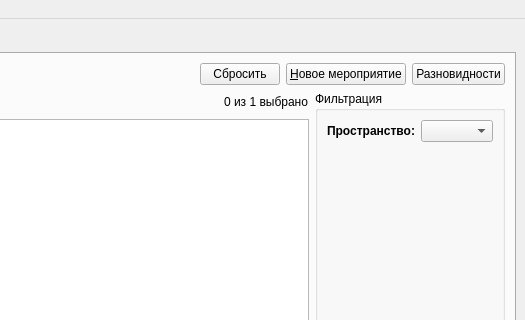
The window that app/ui/main_window.ui (NTO-2nd-stage-ABP/ccms) describes before a commit, drawn with Qt 5; both pictures show x 479 to 1004 and y 0 to 320 of the 1004 by 713 pixel window.
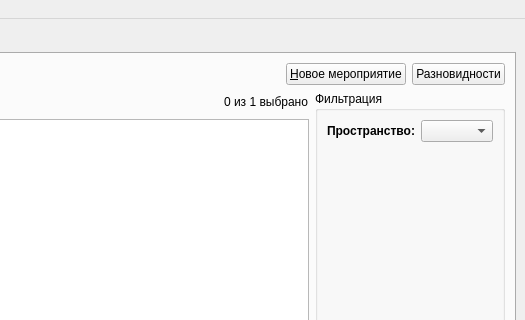
The same window after the commit. Icons and pictures are not drawn.

```diff
--- a/app/ui/main_window.ui
+++ b/app/ui/main_window.ui
@@ -373,13 +373,6 @@
             </property>
            </spacer>
           </item>
-          <item>
-           <widget class="QPushButton" name="pushButton">
-            <property name="text">
-             <string>Сбросить</string>
-            </property>
-           </widget>
-          </item>
           <item>
            <widget class="QPushButton" name="newEventPushButton">
             <property name="text">
```
